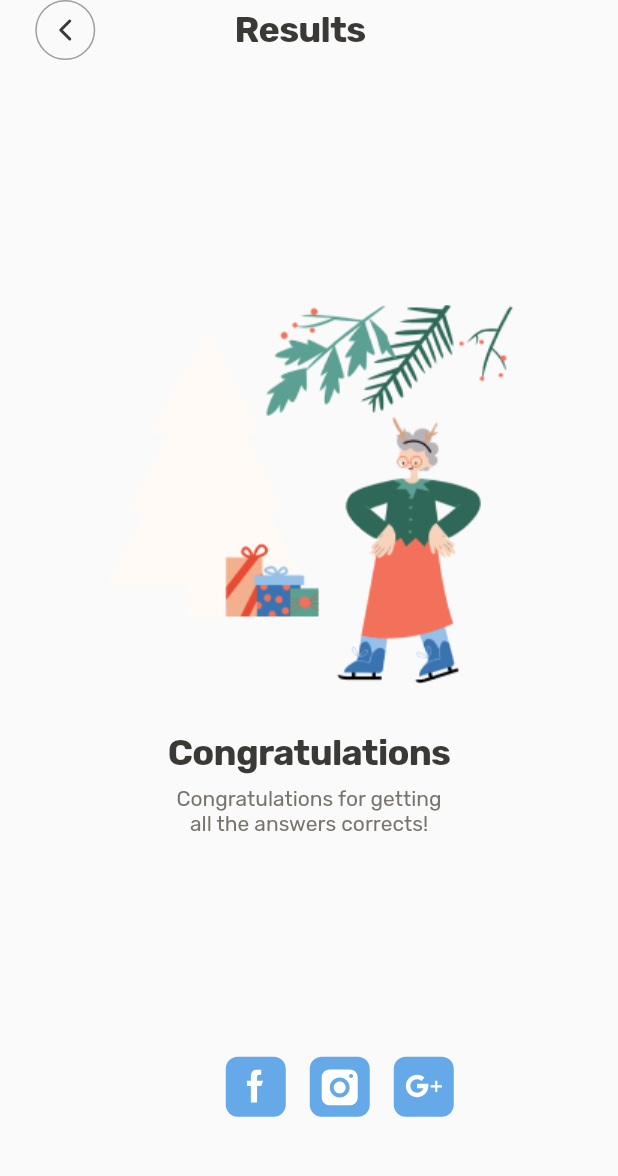
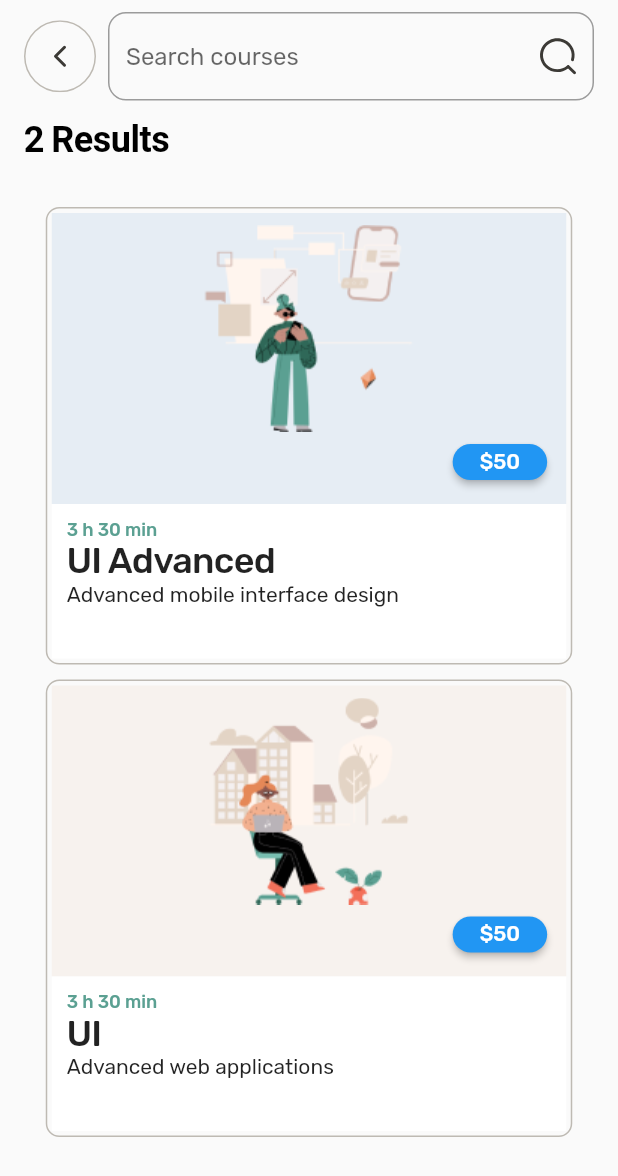
Before and after one commit to josephmangmang/OJT-Course-EdTech-Mobile-App, a Flutter app: the screen it shows after launch, on a phone screen of 412 x 824 dp. Shown: the top 1176 px of the screen. Run offline on Flutter 3.47's test engine with Material 2 defaults, Android fonts, the phone set to English and light mode, and no system bars; our stand-ins replace flutter_svg, google_fonts, stacked, stacked_services, stacked_shared.

Commit message:
fixing image conflict

```diff
--- a/lib/app/app.dart
+++ b/lib/app/app.dart
@@ -22,6 +22,7 @@ import 'package:edtechapp/ui/views/course_lesson/course_lesson_view.dart';
 import 'package:edtechapp/ui/views/course_test/course_test_view.dart';
 import 'package:edtechapp/ui/views/test_question/test_question_view.dart';
 import 'package:edtechapp/ui/views/result/result_view.dart';
+import 'package:edtechapp/ui/views/search_results/search_results_view.dart';
 // @stacked-import
 
 @StackedApp(
@@ -46,6 +47,7 @@ import 'package:edtechapp/ui/views/result/result_view.dart';
     MaterialRoute(page: CourseTestView),
     MaterialRoute(page: TestQuestionView),
     MaterialRoute(page: ResultView),
+    MaterialRoute(page: SearchResultsView),
 // @stacked-route
   ],
   dependencies: [
--- a/lib/ui/views/course_test/course_test_view.dart
+++ b/lib/ui/views/course_test/course_test_view.dart
@@ -187,7 +187,7 @@ class CourseTestView extends StackedView<CourseTestViewModel> {
                     ),
                   ),
                   buildCard(
-                      image: 'assets/png/Cool Kids On Wheels.png',
+                      image: 'assets/png/Cool Kids On Wheels (4).png',
                       quiz: 'Quiz 1',
                       description:
                           'Lets put your memory on this topic test. Solve task and check your knowledge',
@@ -197,7 +197,7 @@ class CourseTestView extends StackedView<CourseTestViewModel> {
                     height: 16,
                   ),
                   buildCard(
-                      image: 'assets/png/Cool Kids On Wheels.png',
+                      image: 'assets/png/Cool Kids On Wheels (4).png',
                       quiz: 'Quiz 1',
                       description:
                           'Lets put your memory on this topic test. Solve task and check your knowledge',
--- a/lib/ui/views/not_found/not_found_view.dart
+++ b/lib/ui/views/not_found/not_found_view.dart
@@ -43,12 +43,11 @@ class NotFoundView extends StackedView<NotFoundViewModel> {
                         ),
                         borderRadius: BorderRadius.circular(12),
                       ),
-                    semanticCounterText: 'Cooking',
+                      hintText: "Search courses",
                       suffixIcon: Transform.scale(
                           scale: 0.6,
-                      child: SvgPicture.asset('assets/svg/Search Icon.svg'))
-                  ),
-
+                          child:
+                              SvgPicture.asset('assets/svg/Search Icon.svg'))),
                 ),
                 const SizedBox(
                   height: 32,
--- /dev/null
+++ b/lib/ui/views/search_results/search_results_view.dart
@@ -0,0 +1,214 @@
+import 'package:flutter/material.dart';
+import 'package:stacked/stacked.dart';
+import 'package:flutter_svg/svg.dart';
+import 'search_results_viewmodel.dart';
+
+class SearchResultsView extends StackedView<SearchResultsViewModel> {
+  const SearchResultsView({Key? key}) : super(key: key);
+
+  @override
+  Widget builder(
+    BuildContext context,
+    SearchResultsViewModel viewModel,
+    Widget? child,
+  ) {
+    return Scaffold(
+      body: SafeArea(
+        child: SingleChildScrollView(
+          child: Container(
+            alignment: Alignment.centerLeft,
+            padding: const EdgeInsets.symmetric(horizontal: 16, vertical: 8),
+            child: Column(children: [
+              Container(
+                child: Row(
+                  mainAxisAlignment: MainAxisAlignment.spaceBetween,
+                  children: [
+                    Stack(
+                      alignment: Alignment.center,
+                      children: [
+                        SvgPicture.asset('assets/svg/Background.svg'),
+                        SvgPicture.asset('assets/svg/Go-back.svg'),
+                      ],
+                    ),
+                    const SizedBox(
+                      width: 8,
+                    ),
+                    Expanded(
+                      child: TextField(
+                        decoration: InputDecoration(
+                            border: OutlineInputBorder(
+                              borderSide: const BorderSide(
+                                width: 1,
+                                color: Color(0xFFBEBAB3),
+                              ),
+                              borderRadius: BorderRadius.circular(12),
+                            ),
+                            hintText: "Search courses",
+                            suffixIcon: Transform.scale(
+                                scale: 0.6,
+                                child: SvgPicture.asset(
+                                    'assets/svg/Search Icon.svg'))),
+                      ),
+                    ),
+                  ],
+                ),
+              ),
+              Container(
+                alignment: Alignment.centerLeft,
+                margin: EdgeInsets.only(top: 12, bottom: 32),
+                child: const Text(
+                  '2 Results',
+                  style: TextStyle(
+                    color: Colors.black,
+                    fontSize: 24,
+                    fontFamily: 'SF Pro Text',
+                    fontWeight: FontWeight.w700,
+                    letterSpacing: -0.30,
+                  ),
+                  textAlign: TextAlign.start,
+                ),
+              ),
+              //build Card
+              buildCard(
+                  image: 'assets/png/Cool Kids High Tech.png',
+                  price: "\$50",
+                  hour: "3 h 30 min ",
+                  title: "UI Advanced",
+                  description: "Advanced mobile interface design",
+                  color: 0xFFE6EDF4),
+              const SizedBox(height: 12),
+              buildCard(
+                  image: 'assets/png/Cool Kids Alone Time (3).png',
+                  price: "\$50",
+                  hour: "3 h 30 min ",
+                  title: "UI",
+                  description: "Advanced web applications",
+                  color: 0xFFF7F2EE),
+              const SizedBox(height: 12),
+            ]),
+          ),
+        ),
+      ),
+    );
+  }
+
+  Widget buildCard(
+      {required String image,
+      required String price,
+      required String hour,
+      required String description,
+      required String title,
+      required int color}) {
+    return Container(
+
+      padding: const EdgeInsets.all(3),
+      decoration: ShapeDecoration(
+        shape: RoundedRectangleBorder(
+          side: const BorderSide(
+            width: 1,
+            strokeAlign: BorderSide.strokeAlignOutside,
+            color: Color(0xFFBEBAB3),
+          ),
+          borderRadius: BorderRadius.circular(8),
+        ),
+      ),
+      child: Column(
+        children: [
+          Container(
+            width: 343,
+            height: 194,
+            color: Color(color),
+
+            child: Column(
+              mainAxisAlignment: MainAxisAlignment.center,
+              children: [
+                Image.asset(image),
+                SizedBox(
+                  width: 343,
+                  height: 40,
+                  child: Row(
+                    mainAxisAlignment: MainAxisAlignment.center,
+                    children: [
+                      const Spacer(flex: 21),
+                      ElevatedButton(
+                        style: ButtonStyle(
+                          minimumSize:
+                              MaterialStateProperty.all<Size>(const Size(63, 24)),
+                          shape:
+                              MaterialStateProperty.all<RoundedRectangleBorder>(
+                            RoundedRectangleBorder(
+                              borderRadius: BorderRadius.circular(
+                                  12.0), // Adjust the radius as per your needs
+                            ),
+                          ),
+                        ),
+                        onPressed: () {
+                          // Button press event
+                        },
+                        child: Text(price),
+                      ),
+                      const Spacer(flex: 1)
+                    ],
+                  ),
+                ),
+              ],
+            ),
+          ),
+          Container(
+            width: 343,
+            height: 103,
+            color: Colors.white,
+            child: Padding(
+              padding: const EdgeInsets.all(10.0),
+              child: Column(
+                children: [
+                  Row(
+                    crossAxisAlignment: CrossAxisAlignment.center,
+                    children: [
+                      Text(
+                        hour,
+                        style: const TextStyle(
+                          fontSize: 12,
+                          fontWeight: FontWeight.w500,
+                          color: Color(0xFF5BA092),
+                        ),
+                      )
+                    ],
+                  ),
+                  Row(
+                    crossAxisAlignment: CrossAxisAlignment.center,
+                    children: [
+                      Text(title,
+                          style: const TextStyle(
+                            fontSize: 24,
+                            fontWeight: FontWeight.w500,
+                            letterSpacing: -0.5,
+                          ))
+                    ],
+                  ),
+                  Row(
+                    crossAxisAlignment: CrossAxisAlignment.center,
+                    children: [
+                      Text(description,
+                          style: const TextStyle(
+                            fontSize: 14,
+                            fontWeight: FontWeight.w400,
+                            fontStyle: FontStyle.normal,
+                          ))
+                    ],
+                  )
+                ],
+              ),
+            ),
+          )
+        ],
+      ),
+    );
+  }
+
+  @override
+  SearchResultsViewModel viewModelBuilder(
+    BuildContext context,
+  ) =>
+      SearchResultsViewModel();
+}
--- /dev/null
+++ b/lib/ui/views/search_results/search_results_viewmodel.dart
@@ -0,0 +1,3 @@
+import 'package:stacked/stacked.dart';
+
+class SearchResultsViewModel extends BaseViewModel {}
--- a/lib/ui/views/settings/settings_view.dart
+++ b/lib/ui/views/settings/settings_view.dart
@@ -48,7 +48,7 @@ class SettingsView extends StackedView<SettingsViewModel> {
               const SizedBox(
                 height: 32,
               ),
-              Image.asset('assets/png/Cool Kids On Wheels.png'),
+              Image.asset('assets/png/Cool Kids On Wheels (2).png'),
               const SizedBox(
                 height: 16,
               ),
--- a/lib/ui/views/startup/startup_viewmodel.dart
+++ b/lib/ui/views/startup/startup_viewmodel.dart
@@ -13,6 +13,6 @@ class StartupViewModel extends BaseViewModel {
     // This is where you can make decisions on where your app should navigate when
     // you have custom startup logic
 
-    _navigationService.replaceWithResultView();
+    _navigationService.replaceWithSearchResultsView();
   }
 }
```
Also changed, not shown: lib/app/app.router.dart (+68 -25 lines), lib/ui/views/home/home_view.dart (+16 -43 lines), lib/ui/views/result/result_view.dart (+9 -9 lines), assets/png/Cool Kids Alone Time (3).png (added), assets/png/Cool Kids On Wheels (2).png (added), assets/png/Cool Kids On Wheels (4).png (added), assets/png/Cool Kids On Wheels.svg (deleted), assets/png/Cool_Kids_On_Wheels3.svg (deleted), assets/svg/Social Networks Icons (1).svg (added), 1 other file. Lines whose indentation alone changed are shown as unchanged.
